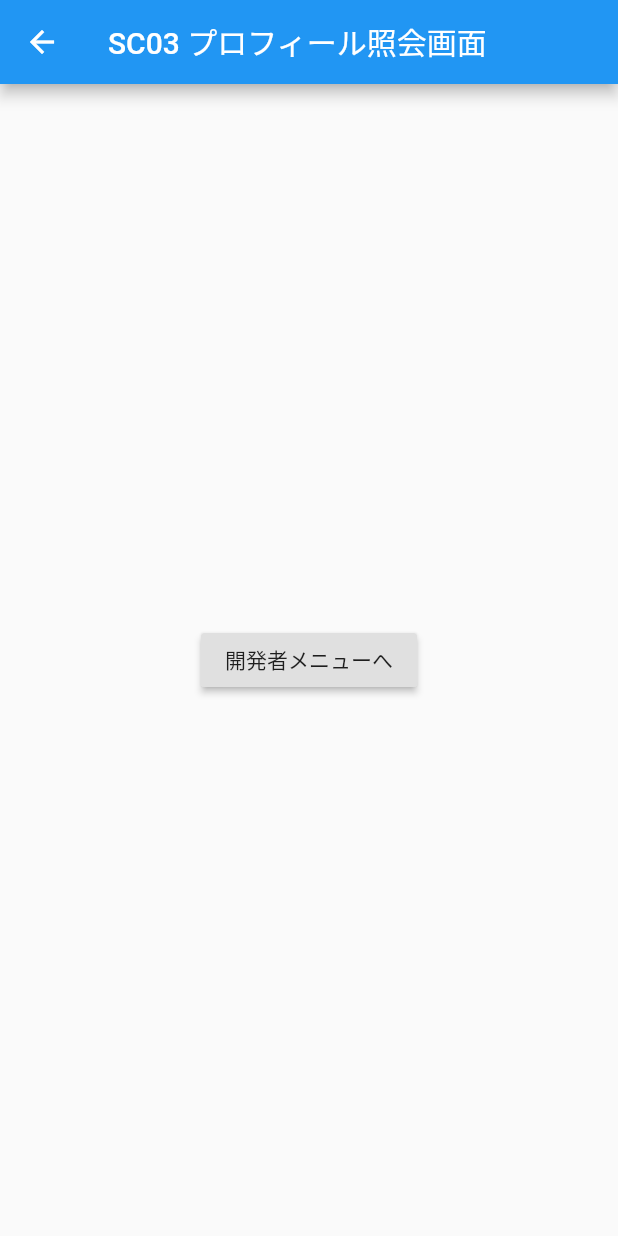
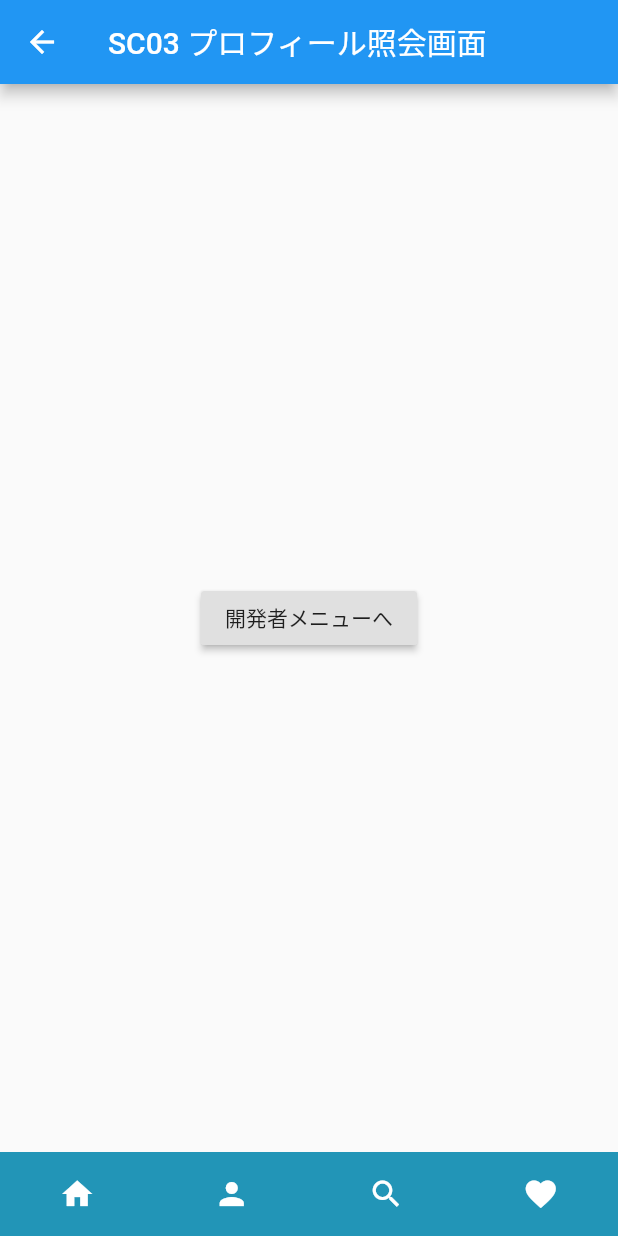
Before and after one commit to ind1mobile/mobileapp_test, a Flutter app: the Home screen opened by its route, after a tap on "Ev02", on a phone screen of 412 x 824 dp. Run offline on Flutter 3.47's test engine with Material 2 defaults, Android fonts, the phone set to English and light mode, and no system bars.

Commit message:
Footer追加

```diff
--- /dev/null
+++ b/lib/Footer.dart
@@ -0,0 +1,49 @@
+import 'package:flutter/material.dart';
+
+class Footer extends StatefulWidget{
+  final primaryColor = const Color(0xff2295B7);
+  @override
+  _Footer createState() => _Footer();
+}
+class _Footer extends State<Footer> {
+  @override
+  Widget build(BuildContext context) {
+    final Size size = MediaQuery.of(context).size;
+    double width = size.width;
+
+    return Container(
+      height: 56,
+      width: width,
+      color: widget.primaryColor,
+      child: Row(
+        mainAxisAlignment: MainAxisAlignment.spaceAround,
+        children: <Widget>[
+          IconButton(
+            icon: Icon(Icons.home , color: Colors.white,),
+            onPressed: () {
+              Navigator.of(context).pushNamed("/Home");
+            },
+          ),
+          IconButton(
+            icon: Icon(Icons.person , color: Colors.white,),
+            onPressed: () {
+              Navigator.of(context).pushNamed("/Mypage");
+            },
+          ),
+          IconButton(
+            icon: Icon(Icons.search , color: Colors.white,),
+            onPressed: () {
+              Navigator.of(context).pushNamed("/Search");
+            },
+          ),
+          IconButton(
+            icon: Icon(Icons.favorite , color: Colors.white,),
+            onPressed: () {
+              Navigator.of(context).pushNamed("/DeveloperMenu");
+            },
+          ),
+        ],
+      ),
+    );
+  }
+}
--- a/lib/SC00DeveloperMenu.dart
+++ b/lib/SC00DeveloperMenu.dart
@@ -1,4 +1,5 @@
 import 'package:flutter/material.dart';
+import 'Footer.dart';
 
 class DeveloperMenu extends StatefulWidget {
   @override
@@ -54,6 +55,7 @@ class _DeveloperMenuState extends State<DeveloperMenu> {
           ]
         ),
       ),
+      bottomNavigationBar: Footer(),
     );
   }
 }
--- a/lib/SC02Home.dart
+++ b/lib/SC02Home.dart
@@ -1,4 +1,5 @@
 import 'package:flutter/material.dart';
+import 'Footer.dart';
 
 class Home extends StatefulWidget {
   @override
@@ -21,6 +22,7 @@ class _HomeState extends State<Home> {
           },
         ),
       ),
+      bottomNavigationBar: Footer(),
     );
   }
 }
--- a/lib/SC03Profile.dart
+++ b/lib/SC03Profile.dart
@@ -1,4 +1,5 @@
 import 'package:flutter/material.dart';
+import 'Footer.dart';
 
 class Profile extends StatefulWidget {
   @override
@@ -21,6 +22,7 @@ class _ProfileState extends State<Profile> {
           },
         ),
       ),
+      bottomNavigationBar: Footer(),
     );
   }
 }
--- a/lib/SC04Search.dart
+++ b/lib/SC04Search.dart
@@ -1,4 +1,5 @@
 import 'package:flutter/material.dart';
+import 'Footer.dart';
 
 class Search extends StatefulWidget {
   @override
@@ -21,6 +22,7 @@ class _SearchState extends State<Search> {
           },
         ),
       ),
+      bottomNavigationBar: Footer(),
     );
   }
 }
--- a/lib/SC05Mypage.dart
+++ b/lib/SC05Mypage.dart
@@ -1,4 +1,5 @@
 import 'package:flutter/material.dart';
+import 'Footer.dart';
 
 class Mypage extends StatefulWidget {
   @override
@@ -21,6 +22,7 @@ class _MypageState extends State<Mypage> {
           },
         ),
       ),
+      bottomNavigationBar: Footer(),
     );
   }
 }
```
